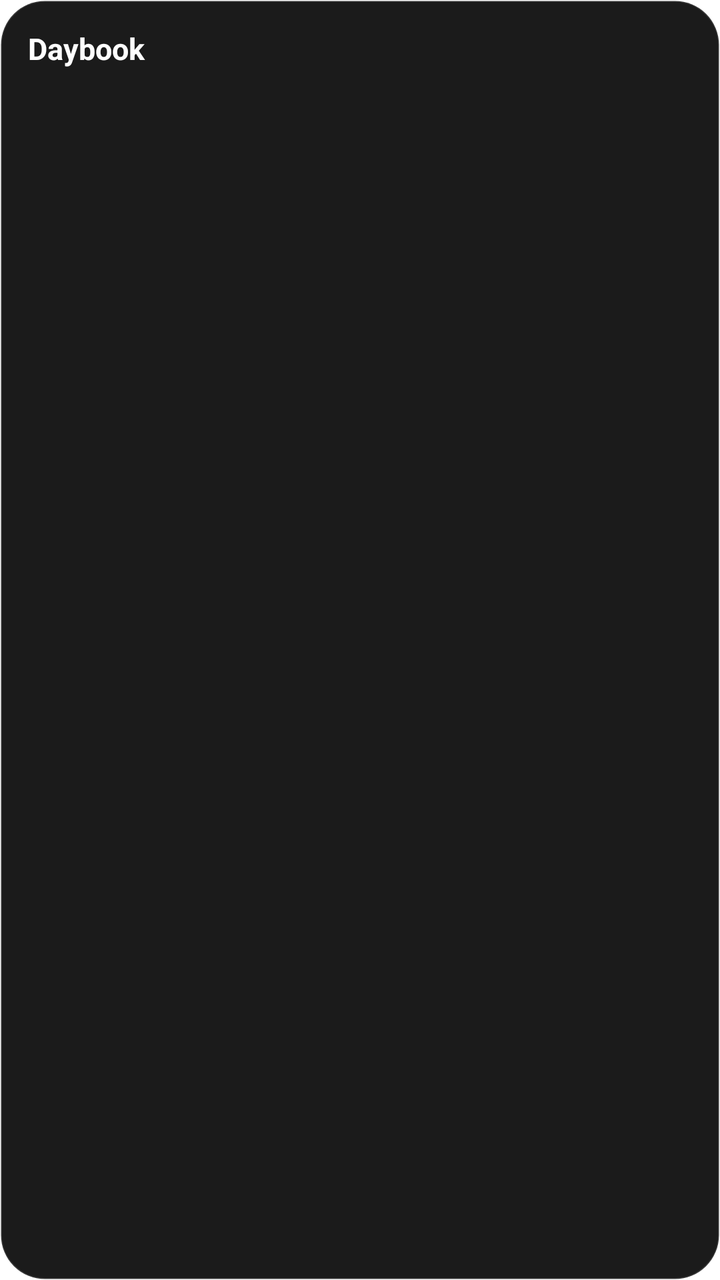
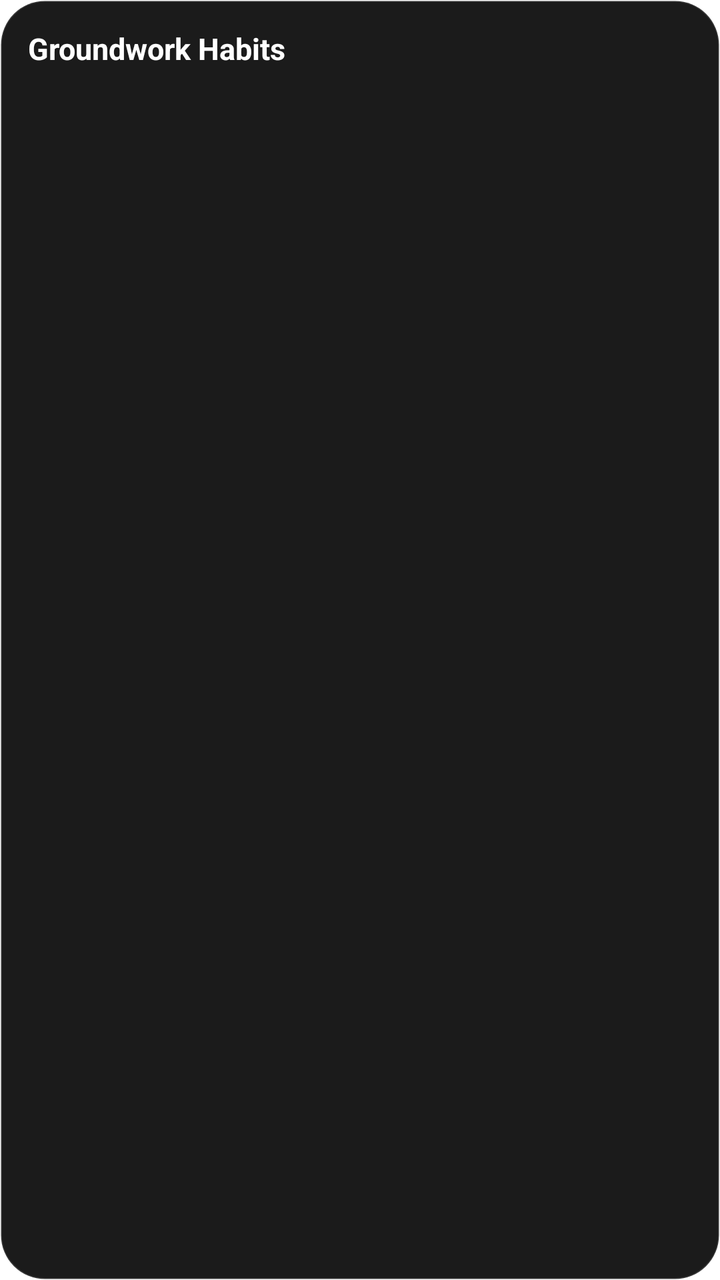

Before-and-after screenshots of an Android layout around one commit, followed by the original layout XML and the change that was made.
<!-- AndroidManifest.xml: fallback theme Theme.MaterialComponents.DayNight.NoActionBar -->
<!-- res/layout/dbk_widget.xml -->
<?xml version="1.0" encoding="utf-8"?>
<LinearLayout xmlns:android="http://schemas.android.com/apk/res/android"
    android:layout_width="match_parent" android:layout_height="match_parent"
    android:orientation="vertical" android:padding="14dp" android:background="@drawable/dbk_widget_bg">
    <TextView android:id="@+id/w_title" android:layout_width="match_parent" android:layout_height="wrap_content"
        android:textColor="#FFFFFF" android:textSize="15sp" android:textStyle="bold" android:paddingBottom="8dp" android:text="Daybook" />
    <TextView android:id="@+id/w_empty" android:layout_width="match_parent" android:layout_height="wrap_content"
        android:textColor="#9CA3AF" android:textSize="13sp" android:visibility="gone" />
    <LinearLayout android:id="@+id/w_r0" style="@style/DbkWidgetRow"><TextView android:id="@+id/w_c0" style="@style/DbkWidgetCheck" /><TextView android:id="@+id/w_n0" style="@style/DbkWidgetName" /></LinearLayout>
    <LinearLayout android:id="@+id/w_r1" style="@style/DbkWidgetRow"><TextView android:id="@+id/w_c1" style="@style/DbkWidgetCheck" /><TextView android:id="@+id/w_n1" style="@style/DbkWidgetName" /></LinearLayout>
    <LinearLayout android:id="@+id/w_r2" style="@style/DbkWidgetRow"><TextView android:id="@+id/w_c2" style="@style/DbkWidgetCheck" /><TextView android:id="@+id/w_n2" style="@style/DbkWidgetName" /></LinearLayout>
    <LinearLayout android:id="@+id/w_r3" style="@style/DbkWidgetRow"><TextView android:id="@+id/w_c3" style="@style/DbkWidgetCheck" /><TextView android:id="@+id/w_n3" style="@style/DbkWidgetName" /></LinearLayout>
    <LinearLayout android:id="@+id/w_r4" style="@style/DbkWidgetRow"><TextView android:id="@+id/w_c4" style="@style/DbkWidgetCheck" /><TextView android:id="@+id/w_n4" style="@style/DbkWidgetName" /></LinearLayout>
    <LinearLayout android:id="@+id/w_r5" style="@style/DbkWidgetRow"><TextView android:id="@+id/w_c5" style="@style/DbkWidgetCheck" /><TextView android:id="@+id/w_n5" style="@style/DbkWidgetName" /></LinearLayout>
</LinearLayout>
<!-- resources referenced by this layout -->
<resources>
  <!-- drawable dbk_widget_bg (drawable) -->
  <?xml version="1.0" encoding="utf-8"?>
  <shape xmlns:android="http://schemas.android.com/apk/res/android" android:shape="rectangle">
      <solid android:color="#F20F0F0F" />
      <corners android:radius="22dp" />
      <stroke android:width="1dp" android:color="#22FFFFFF" />
  </shape>
  <style name="DbkWidgetCheck">
          <item name="android:layout_width">26dp</item>
          <item name="android:layout_height">26dp</item>
          <item name="android:gravity">center</item>
          <item name="android:textColor">#04201C</item>
          <item name="android:textSize">14sp</item>
          <item name="android:textStyle">bold</item>
          <item name="android:background">@drawable/dbk_check_off</item>
      </style>
  <style name="DbkWidgetName">
          <item name="android:layout_width">0dp</item>
          <item name="android:layout_height">wrap_content</item>
          <item name="android:layout_weight">1</item>
          <item name="android:paddingStart">10dp</item>
          <item name="android:textColor">#E5E7EB</item>
          <item name="android:textSize">14sp</item>
          <item name="android:maxLines">1</item>
          <item name="android:ellipsize">end</item>
      </style>
  <style name="DbkWidgetRow">
          <item name="android:layout_width">match_parent</item>
          <item name="android:layout_height">wrap_content</item>
          <item name="android:orientation">horizontal</item>
          <item name="android:gravity">center_vertical</item>
          <item name="android:paddingTop">5dp</item>
          <item name="android:paddingBottom">5dp</item>
          <item name="android:visibility">gone</item>
      </style>
  <!-- drawable dbk_check_off (drawable) -->
  <?xml version="1.0" encoding="utf-8"?>
  <shape xmlns:android="http://schemas.android.com/apk/res/android" android:shape="oval">
      <solid android:color="#1A1A1A" />
      <stroke android:width="1.5dp" android:color="#3A3A3A" />
  </shape>
</resources>

<!-- the commit's change to res/layout/dbk_widget.xml (unified diff, before → after) -->
@@ -3,7 +3,7 @@
     android:layout_width="match_parent" android:layout_height="match_parent"
     android:orientation="vertical" android:padding="14dp" android:background="@drawable/dbk_widget_bg">
     <TextView android:id="@+id/w_title" android:layout_width="match_parent" android:layout_height="wrap_content"
-        android:textColor="#FFFFFF" android:textSize="15sp" android:textStyle="bold" android:paddingBottom="8dp" android:text="Daybook" />
+        android:textColor="#FFFFFF" android:textSize="15sp" android:textStyle="bold" android:paddingBottom="8dp" android:text="Groundwork Habits" />
     <TextView android:id="@+id/w_empty" android:layout_width="match_parent" android:layout_height="wrap_content"
         android:textColor="#9CA3AF" android:textSize="13sp" android:visibility="gone" />
     <LinearLayout android:id="@+id/w_r0" style="@style/DbkWidgetRow"><TextView android:id="@+id/w_c0" style="@style/DbkWidgetCheck" /><TextView android:id="@+id/w_n0" style="@style/DbkWidgetName" /></LinearLayout>
